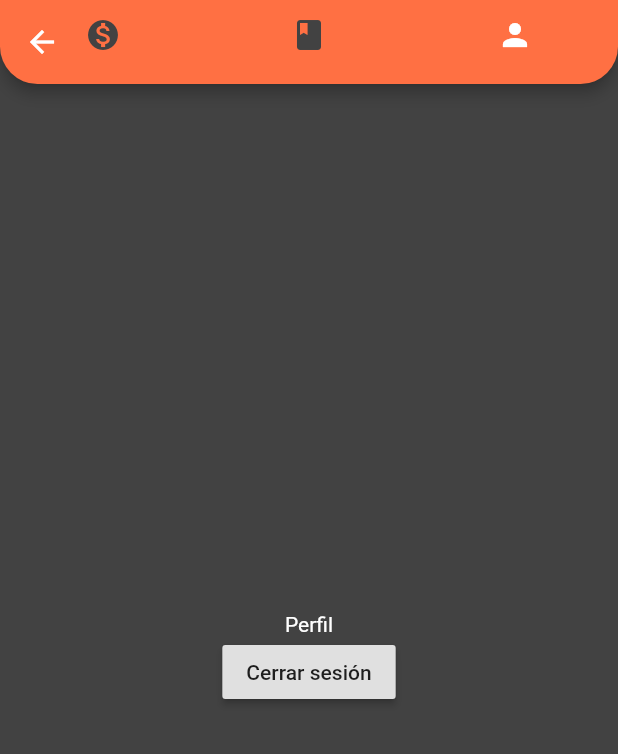
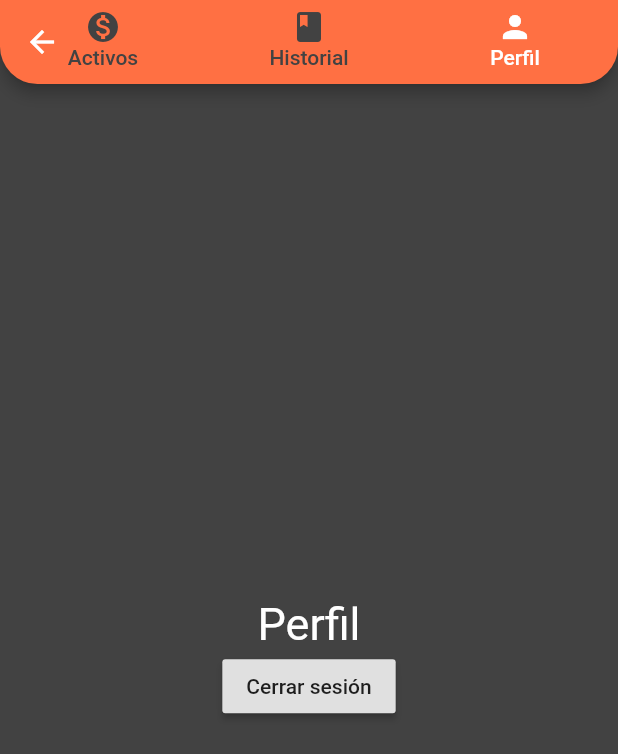
Before and after one commit to OrbitalCardinal/Savely, a Flutter app: the HomePage screen opened by its route, tab 3 chosen, on a phone screen of 412 x 824 dp. Shown: the top 754 px of the screen. Run offline on Flutter 3.47's test engine with Material 2 defaults, Android fonts, the phone set to English and light mode, and no system bars; our stand-ins replace firebase_auth, firebase_core; accounts and stored records are empty.

```diff
--- a/lib/main.dart
+++ b/lib/main.dart
@@ -1,6 +1,6 @@
 import 'package:Savely/widgets/history-screen.dart';
 import 'package:Savely/widgets/homePage.dart';
-import 'package:Savely/widgets/loan-scree.dart';
+import 'package:Savely/widgets/loan-screen.dart';
 import 'package:Savely/widgets/profile-screen.dart';
 import 'package:Savely/widgets/signup-screen.dart';
 import 'package:firebase_core/firebase_core.dart';
--- /dev/null
+++ b/lib/models/loan.dart
@@ -0,0 +1,17 @@
+import 'package:flutter/cupertino.dart';
+
+class Loan {
+  final String id;
+  final String name;
+  final DateTime initialDate;
+  final DateTime finalDate;
+  final double amount;
+
+  Loan({
+    @required this.id,
+    @required this.name,
+    @required this.initialDate,
+    @required this.finalDate,
+    @required this.amount
+  });
+}
--- a/lib/widgets/history-screen.dart
+++ b/lib/widgets/history-screen.dart
@@ -7,7 +7,7 @@ class HistoryScreen extends StatelessWidget {
     return Center(
       child: Text(
         'Historial',
-        style: TextStyle(color: Colors.white),
+        style: TextStyle(color: Colors.white, fontSize: 30),
       ),
     );
   }
--- a/lib/widgets/homePage.dart
+++ b/lib/widgets/homePage.dart
@@ -1,10 +1,12 @@
+import 'package:Savely/models/loan.dart';
 import 'package:Savely/widgets/history-screen.dart';
-import 'package:Savely/widgets/loan-scree.dart';
+import 'package:Savely/widgets/loan-screen.dart';
 import 'package:Savely/widgets/profile-screen.dart';
 import 'package:flutter/material.dart';
 
 class HomePage extends StatelessWidget {
   static const routeName = 'homepage';
+  static List<Loan> tempLoans = [];
 
   @override
   Widget build(BuildContext context) {
@@ -25,18 +27,38 @@ class HomePage extends StatelessWidget {
                 unselectedLabelColor: Theme.of(context).backgroundColor,
                 tabs: [
                   Tab(
-                    child: Icon(
-                      Icons.monetization_on,
+                    child: Container(
+                      child: Column(
+                        children: [
+                          SizedBox(height: 6,),
+                          Icon(
+                            Icons.monetization_on,
+                          ),
+                          Text('Activos')
+                        ],
+                      ),
                     ),
                   ),
                   Tab(
-                    child: Icon(
-                      Icons.book,
+                    child: Column(
+                      children: [
+                        SizedBox(height: 6,),
+                        Icon(
+                          Icons.book,
+                        ),
+                        Text('Historial')
+                      ],
                     ),
                   ),
                   Tab(
-                    child: Icon(
-                      Icons.person,
+                    child: Column(
+                      children: [
+                        SizedBox(height: 6,),
+                        Icon(
+                          Icons.person,
+                        ),
+                        Text('Perfil')
+                      ],
                     ),
                   ),
                 ],
--- a/lib/widgets/profile-screen.dart
+++ b/lib/widgets/profile-screen.dart
@@ -9,7 +9,7 @@ class ProfileScreen extends StatelessWidget {
       children: [
         Text(
           'Perfil',
-          style: TextStyle(color: Colors.white),
+          style: TextStyle(color: Colors.white, fontSize: 30),
         ),
         RaisedButton(
           child: Text('Cerrar sesión'),
```
Also changed, not shown: lib/widgets/loan-scree.dart (deleted, +0 -9 lines), lib/widgets/loan-screen.dart (added, +79 -0 lines), lib/widgets/loanCard.dart (added, +76 -0 lines), lib/widgets/loginBody.dart (+9 -2 lines), lib/widgets/newLoan.dart (added, +147 -0 lines), lib/widgets/signup-screen.dart (+11 -4 lines).
